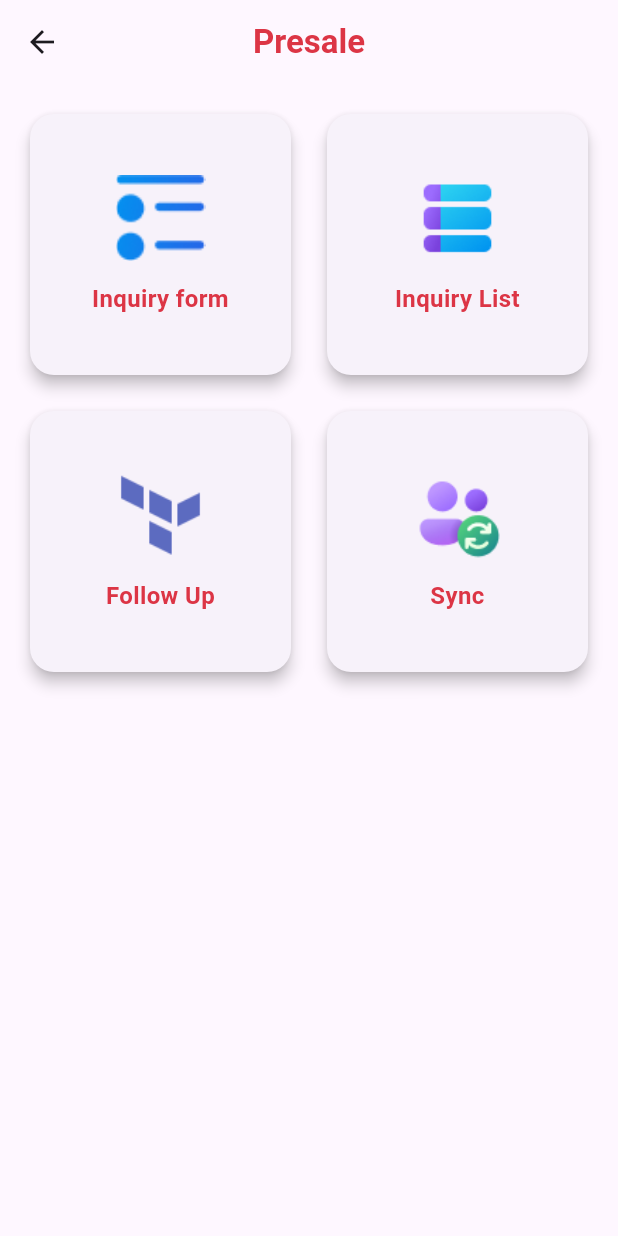
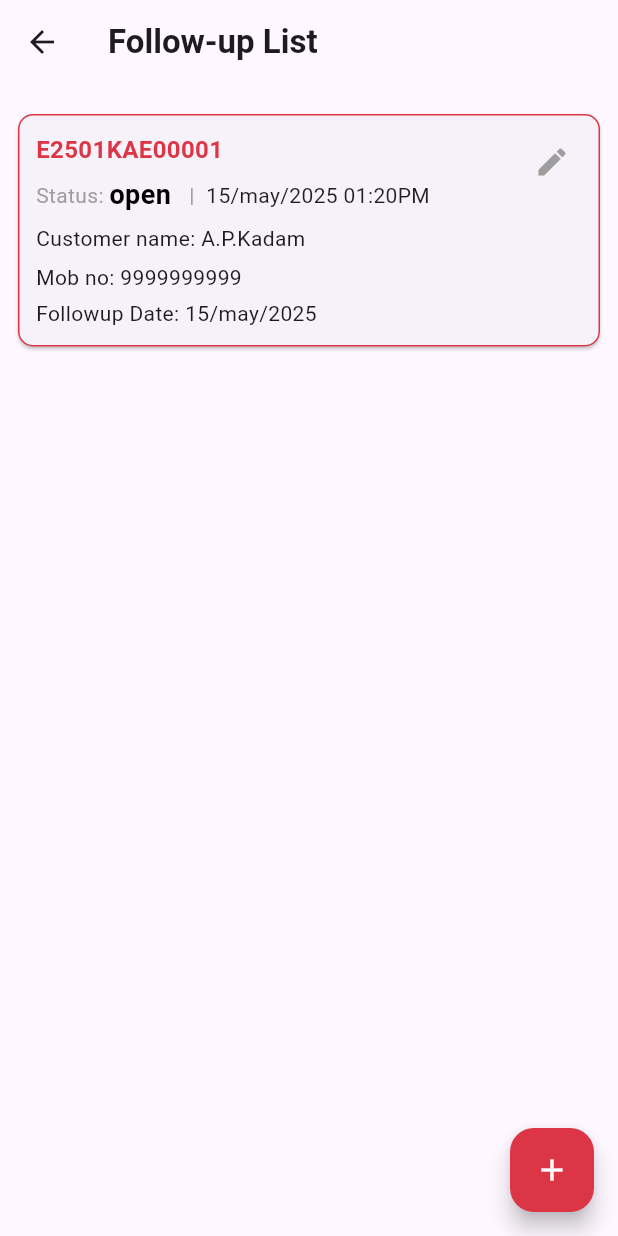
Before and after one commit to Amaanvikar/Pre_Sale, a Flutter app: the DashboardScreen screen opened directly, after a tap on "Follow Up", on a phone screen of 412 x 824 dp. Run offline on Flutter 3.47's test engine with Material 3 defaults, Android fonts, the phone set to English and light mode, and no system bars; our stand-ins replace shared_preferences; accounts and stored records are empty.

Commit message:
ADD:Followup

```diff
--- a/lib/Auth/login_screen.dart
+++ b/lib/Auth/login_screen.dart
@@ -1,6 +1,6 @@
 import 'package:flutter/material.dart';
-import 'package:pre_sale/Auth/forgot_pass_screen.dart';
-import 'package:pre_sale/Screens/dashboard_screen.dart';
+import 'package:PreSale/Auth/forgot_pass_screen.dart';
+import 'package:PreSale/Screens/dashboard_screen.dart';
 
 class LoginPage extends StatefulWidget {
   @override
--- a/lib/Auth/splash_screen.dart
+++ b/lib/Auth/splash_screen.dart
@@ -1,5 +1,5 @@
 import 'package:flutter/material.dart';
-import 'package:pre_sale/Auth/login_screen.dart';
+import 'package:PreSale/Auth/login_screen.dart';
 
 class SplashScreen extends StatefulWidget {
   const SplashScreen({super.key});
--- a/lib/Screens/dashboard_screen.dart
+++ b/lib/Screens/dashboard_screen.dart
@@ -1,6 +1,8 @@
+import 'package:PreSale/Screens/follow_up_form.dart';
+import 'package:PreSale/Screens/follow_up_list.dart';
 import 'package:flutter/material.dart';
-import 'package:pre_sale/Screens/Inquiry_form/inquiry_from_screen.dart';
-import 'package:pre_sale/Screens/inquiry_list.dart';
+import 'package:PreSale/Screens/Inquiry_form/enquiry_from_screen.dart';
+import 'package:PreSale/Screens/enquiry_list.dart';
 
 class DashboardScreen extends StatefulWidget {
   @override
@@ -16,10 +18,9 @@ class _DashboardScreenState extends State<DashboardScreen> {
           'Presale',
           style: TextStyle(
             fontWeight: FontWeight.bold,
-            color: Color(0xFFDC3545),
+            // color: Color(0xFFDC3545),
           ),
         ),
-        centerTitle: true,
       ),
       body: Padding(
         padding: const EdgeInsets.all(16.0),
@@ -30,28 +31,33 @@ class _DashboardScreenState extends State<DashboardScreen> {
           children: [
             _DashboardCard(
               imagePath: 'assets/images/Vector.png',
-              label: 'Inquiry form',
+              label: 'Enquiry form',
               onTap: () {
                 Navigator.push(
                   context,
-                  MaterialPageRoute(builder: (context) => InquiryFromScreen()),
+                  MaterialPageRoute(builder: (context) => EnquiryFromScreen()),
                 );
               },
             ),
             _DashboardCard(
               imagePath: 'assets/images/fluent-color_list-bar-16.png',
-              label: 'Inquiry List',
+              label: 'Enquiry List',
               onTap: () {
                 Navigator.push(
                   context,
-                  MaterialPageRoute(builder: (context) => InquiryListScreen()),
+                  MaterialPageRoute(builder: (context) => EnquiryListScreen()),
                 );
               },
             ),
             _DashboardCard(
               imagePath: 'assets/images/material-icon-theme_terraform.png',
               label: 'Follow Up',
-              onTap: () {},
+              onTap: () {
+                Navigator.push(
+                  context,
+                  MaterialPageRoute(builder: (context) => FollowUplist()),
+                );
+              },
             ),
             _DashboardCard(
               imagePath: 'assets/images/fluent-color_people-sync-24.png',
--- /dev/null
+++ b/lib/Screens/follow_up_list.dart
@@ -0,0 +1,125 @@
+import 'package:PreSale/Screens/follow_up_form.dart';
+import 'package:flutter/material.dart';
+
+class FollowUplist extends StatefulWidget {
+  const FollowUplist({super.key});
+
+  @override
+  State<FollowUplist> createState() => _FollowUplistState();
+}
+
+class _FollowUplistState extends State<FollowUplist> {
+  @override
+  Widget build(BuildContext context) {
+    final List<Map<String, String>> enquiries = [
+      {
+        'enquiryNo': 'E2501KAE00001',
+        'status': 'open',
+        'enquiryDate': '15/may/2025 01:20PM',
+        'customerName': 'A.P.Kadam',
+        'mobileNo': '9999999999',
+        'followupDate': '15/may/2025',
+      },
+    ];
+
+    return Scaffold(
+      appBar: AppBar(
+        title: const Text(
+          'Follow-up List',
+          style: TextStyle(fontWeight: FontWeight.bold),
+        ),
+      ),
+      body: ListView.builder(
+        itemCount: enquiries.length,
+        padding: const EdgeInsets.all(12),
+        itemBuilder: (context, index) {
+          final item = enquiries[index];
+
+          return Card(
+            margin: const EdgeInsets.symmetric(vertical: 8),
+            shape: RoundedRectangleBorder(
+              borderRadius: BorderRadius.circular(10),
+              side: const BorderSide(color: Color(0xFFDC3545)),
+            ),
+            child: Stack(
+              children: [
+                Padding(
+                  padding: const EdgeInsets.all(12),
+                  child: Column(
+                    crossAxisAlignment: CrossAxisAlignment.start,
+                    children: [
+                      // Enquiry Number
+                      Text(
+                        item['enquiryNo'] ?? '',
+                        style: const TextStyle(
+                          fontSize: 16,
+                          color: Color(0xFFDC3545),
+                          fontWeight: FontWeight.bold,
+                        ),
+                      ),
+                      const SizedBox(height: 6),
+
+                      // Status and Enquiry Date
+                      Row(
+                        children: [
+                          const Text(
+                            'Status: ',
+                            style: TextStyle(color: Colors.grey),
+                          ),
+                          Text(
+                            item['status'] ?? '',
+                            style: const TextStyle(
+                              color: Colors.black,
+                              fontWeight: FontWeight.bold,
+                              fontSize: 18,
+                            ),
+                          ),
+                          const SizedBox(width: 12),
+                          const Text(
+                            '| ',
+                            style: TextStyle(color: Colors.grey),
+                          ),
+                          const SizedBox(width: 4),
+                          Text(
+                            item['enquiryDate'] ?? '',
+                            style: const TextStyle(color: Colors.black87),
+                          ),
+                        ],
+                      ),
+                      const SizedBox(height: 6),
+                      Text('Customer name: ${item['customerName']}'),
+                      const SizedBox(height: 6),
+                      Text('Mob no: ${item['mobileNo']}'),
+                      const SizedBox(height: 4),
+                      Text('Followup Date: ${item['followupDate']}'),
+                    ],
+                  ),
+                ),
+                // Edit icon in top-right
+                Positioned(
+                  top: 8,
+                  right: 8,
+                  child: IconButton(
+                    icon: const Icon(Icons.edit, color: Colors.grey),
+                    onPressed: () {},
+                  ),
+                ),
+              ],
+            ),
+          );
+        },
+      ),
+      // Add button
+      floatingActionButton: FloatingActionButton(
+        backgroundColor: const Color(0xFFDC3545),
+        onPressed: () {
+          Navigator.push(
+            context,
+            MaterialPageRoute(builder: (context) => const FollowUpFormScreen()),
+          );
+        },
+        child: const Icon(Icons.add, color: Colors.white),
+      ),
+    );
+  }
+}
--- a/lib/main.dart
+++ b/lib/main.dart
@@ -1,5 +1,5 @@
 import 'package:flutter/material.dart';
-import 'package:pre_sale/Auth/splash_screen.dart';
+import 'package:PreSale/Auth/splash_screen.dart';
 
 void main() {
   runApp(const MyApp());
--- a/pubspec.yaml
+++ b/pubspec.yaml
@@ -1,4 +1,4 @@
-name: pre_sale
+name: PreSale
 description: "A new Flutter project."
 # The following line prevents the package from being accidentally published to
 # pub.dev using `flutter pub publish`. This is preferred for private packages.
```
Also changed, not shown: lib/Screens/Inquiry_form/enquiry_from2_.dart (renamed from lib/Screens/Inquiry_form/inquiry_from2_.dart, +20 -14 lines), lib/Screens/Inquiry_form/enquiry_from3.dart (renamed from lib/Screens/Inquiry_form/inquiry_from3.dart, +16 -9 lines), lib/Screens/Inquiry_form/enquiry_from_screen.dart (renamed from lib/Screens/Inquiry_form/inquiry_from_screen.dart, +29 -27 lines), lib/Screens/enquiry_list.dart (added, +94 -0 lines), lib/Screens/follow_up_form.dart (added, +91 -0 lines), lib/Screens/inquiry_list.dart (deleted, +0 -90 lines), 16 other files.
